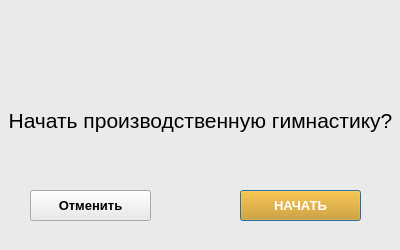
donesait/rusgidro-pyqt, file ui/start_dialog.ui: the form before one commit.
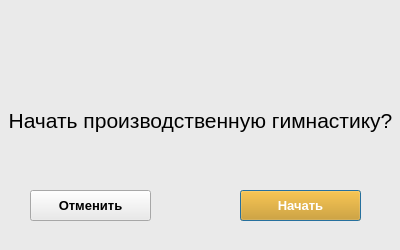
The form after the commit. Icons and pictures are not drawn.

Diff of the .ui file:
```diff
--- a/ui/start_dialog.ui
+++ b/ui/start_dialog.ui
@@ -66,7 +66,7 @@
 color: rgb(255, 255, 255);</string>
    </property>
    <property name="text">
-    <string>НАЧАТЬ</string>
+    <string>Начать</string>
    </property>
   </widget>
   <widget class="QPushButton" name="cancel_button">
```
